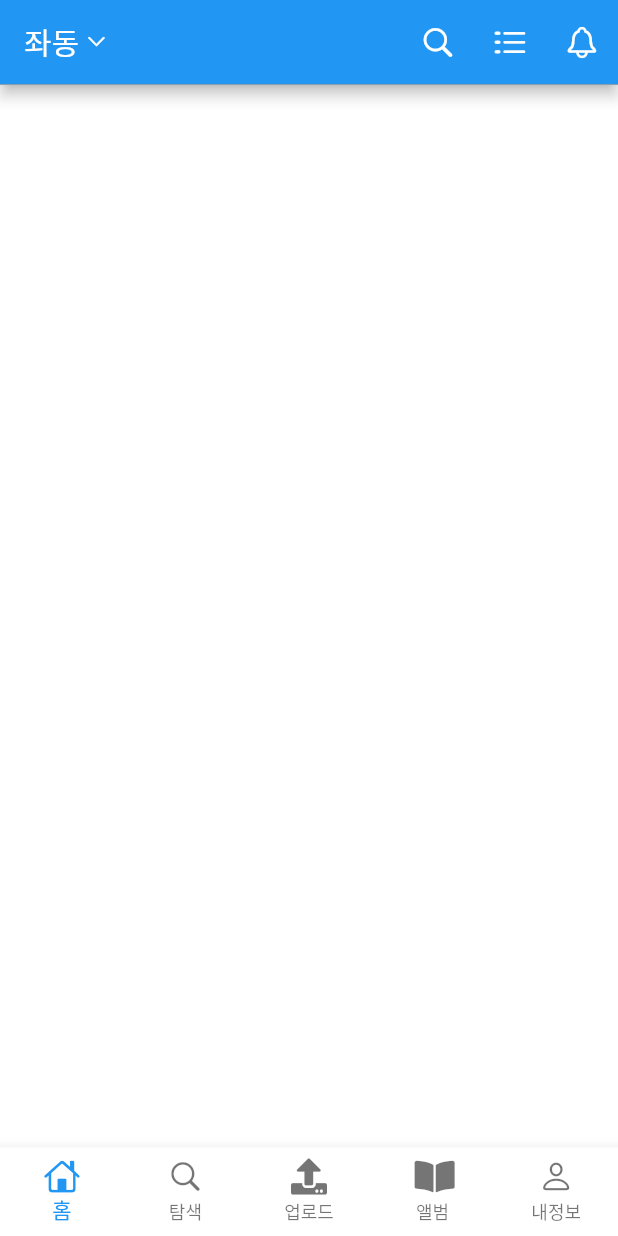
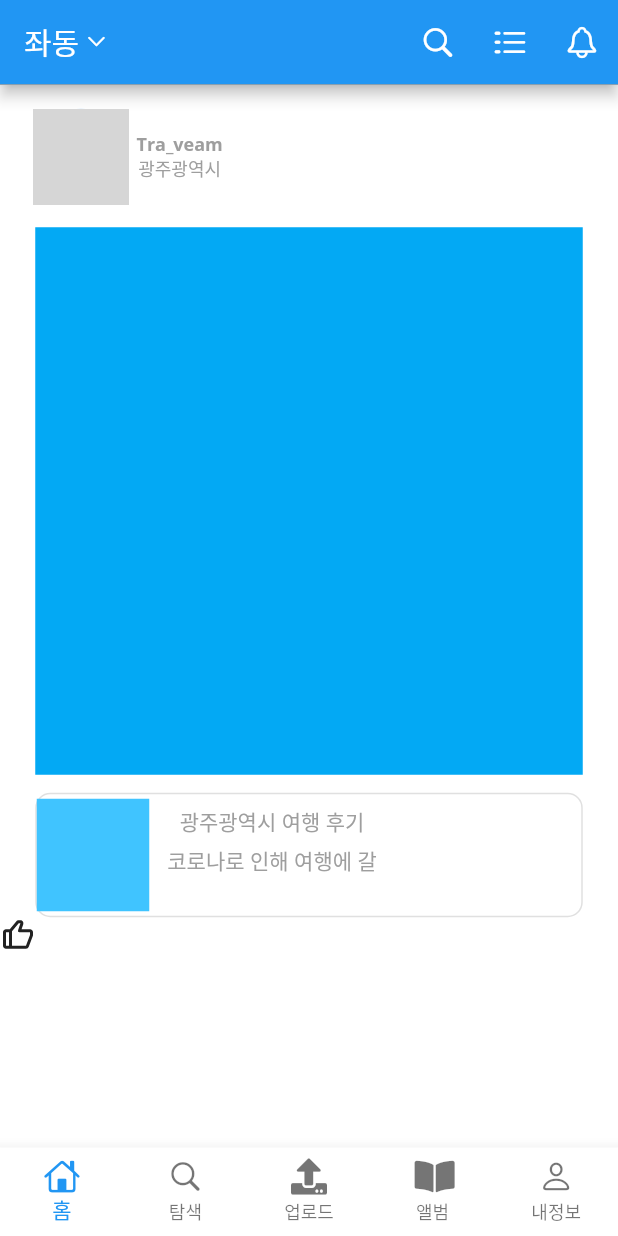
Before and after one commit to chchlee/study, a Flutter app: the screen it shows after launch, on a phone screen of 412 x 824 dp. Run offline on Flutter 3.47's test engine with Material 2 defaults, Android fonts, the light colour scheme and no system bars; our stand-ins replace carousel_slider, flutter_boxicons, font_awesome_flutter, google_fonts; grey boxes are pictures that could not be loaded.

Commit message:
main screen 추가

```diff
--- /dev/null
+++ b/lib/home/bloglink_screen.dart
@@ -0,0 +1,53 @@
+// import 'package:flutter/cupertino.dart';
+// import 'dart:html';
+
+import 'package:flutter/material.dart';
+
+class BloglinkScreen extends StatelessWidget {
+  const BloglinkScreen({Key? key}) : super(key: key);
+
+  @override
+  Widget build(BuildContext context) {
+    return Container(
+      height: 83,
+      width: 365,
+      decoration: BoxDecoration(
+          borderRadius: BorderRadius.circular(10),
+          border: Border.all(color: Colors.black12, width: 1)),
+      child: Row(
+        children: [
+          Container(
+            height: 75,
+            width: 75,
+            alignment: Alignment.centerLeft,
+            decoration: BoxDecoration(color: Colors.lightBlueAccent),
+            padding: EdgeInsets.all(4),
+          ),
+          Padding(padding: EdgeInsets.fromLTRB(12, 0, 0, 0)),
+          Column(
+            children: [
+              SizedBox(
+                height: 8,
+              ),
+              Text(
+                '광주광역시 여행 후기',
+                style: TextStyle(fontSize: 14, fontWeight: FontWeight.w400),
+              ),
+              SizedBox(
+                height: 5,
+              ),
+              Text.rich(
+                TextSpan(children: [TextSpan(text: "코로나로 인해 여행에 갈")]),
+                // style: TextStyle(fontSize: 12, fontWeight: FontWeight.w400),
+                // maxLines: 4,
+                // overflow: TextOverflow.ellipsis,
+                // textDirection: TextDirection.rtl,
+                // textAlign: TextAlign.justify,
+              )
+            ],
+          )
+        ],
+      ),
+    );
+  }
+}
--- /dev/null
+++ b/lib/home/feed_screen.dart
@@ -0,0 +1,23 @@
+// import 'package:flutter/cupertino.dart';
+import 'package:flutter/material.dart';
+// import 'package:carousel_slider/carousel_slider.dart';
+
+class MyWidget extends StatelessWidget {
+  const MyWidget({Key? key}) : super(key: key);
+
+  @override
+  Widget build(BuildContext context) {
+    return Center(
+      child: Container(
+        height: 365,
+        width: 365,
+        alignment: Alignment.center,
+        decoration: BoxDecoration(
+          color: Colors.lightBlue,
+          // image: DecorationImage(
+          //     image: AssetImage('assets/images/testimage1.svg'))
+        ),
+      ),
+    );
+  }
+}
--- a/lib/home/home_screen.dart
+++ b/lib/home/home_screen.dart
@@ -1,5 +1,10 @@
 import 'package:flutter/cupertino.dart';
 import 'package:flutter/material.dart';
+import 'package:flutter_boxicons/flutter_boxicons.dart';
+import 'package:traveam/home/bloglink_screen.dart';
+import 'package:traveam/home/feed_screen.dart';
+import 'package:traveam/home/profile_screen.dart';
+
 import 'package:traveam/theme.dart';
 
 class HomeScreen extends StatelessWidget {
@@ -29,7 +34,24 @@ class HomeScreen extends StatelessWidget {
             preferredSize: Size.fromHeight(0.5)),
         // title: Text('AppBar Test'),
       ),
-      body: Container(),
+      body: Column(
+        children: [
+          Padding(padding: EdgeInsets.all(8.0)),
+          ProfileScreen(),
+          SizedBox(
+            height: 15,
+          ),
+          MyWidget(),
+          SizedBox(
+            height: 12,
+          ),
+          BloglinkScreen(),
+          Row(
+            children: [Icon(Boxicons.bx_like)],
+          ),
+        ],
+      ),
+      // body: CustomCarouselFB2(), //CustomCarouselFB2()),
     );
   }
 }
--- /dev/null
+++ b/lib/home/profile_screen.dart
@@ -0,0 +1,41 @@
+import 'package:flutter/material.dart';
+
+class ProfileScreen extends StatelessWidget {
+  const ProfileScreen({Key? key}) : super(key: key);
+
+  @override
+  Widget build(BuildContext context) {
+    return Container(
+      child: Column(
+        children: <Widget>[
+          Row(
+            children: [
+              Padding(padding: EdgeInsets.fromLTRB(22, 30, 0, 0)),
+              CircleAvatar(
+                backgroundImage: AssetImage('testimage1.svg'),
+                radius: 32,
+              ),
+              Padding(padding: EdgeInsets.fromLTRB(0, 0, 5, 0)),
+              Column(
+                children: [
+                  Text(
+                    "Tra_veam",
+                    style:
+                        TextStyle(fontSize: 12.0, fontWeight: FontWeight.bold),
+                    textAlign: TextAlign.start,
+                  ),
+                  Text(
+                    "광주광역시",
+                    style:
+                        TextStyle(fontSize: 12, fontWeight: FontWeight.normal),
+                    textAlign: TextAlign.start,
+                  ),
+                ],
+              )
+            ],
+          ),
+        ],
+      ),
+    );
+  }
+}
```
Also changed, not shown: lib/home/components/product_item.dart (+18 -3 lines), lib/models/product.dart (+47 -47 lines), pubspec.yaml (+6 -3 lines), assets/images/testimage1.svg (added), assets/images/testimage2.svg (added), assets/images/testimage3.svg (added), assets/images/testimage4.svg (added), pubspec.lock.
